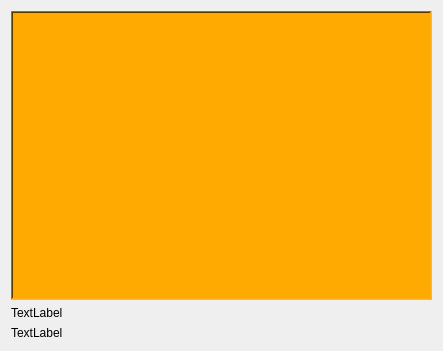
mavlink/qgroundcontrol, file src/ui/SlugsVideoCamControl.ui: the form before one commit.
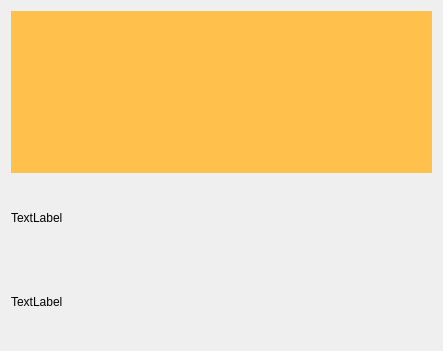
The form after the commit.

Commit message: Changed the dragging frame for a QWidget in the slugs camera control

What changed in the file:
```diff
--- a/src/ui/SlugsVideoCamControl.ui
+++ b/src/ui/SlugsVideoCamControl.ui
@@ -16,35 +16,20 @@
   <property name="windowTitle">
    <string>Form</string>
   </property>
-  <layout class="QGridLayout" name="gridLayout">
-   <item row="0" column="0">
-    <widget class="QGraphicsView" name="CamControlPanel_graphicsView">
+  <layout class="QVBoxLayout" name="verticalLayout_2">
+   <item>
+    <widget class="QWidget" name="widget" native="true">
      <property name="mouseTracking">
       <bool>true</bool>
      </property>
      <property name="styleSheet">
-      <string notr="true">background-color: rgb(255, 170, 0);</string>
-     </property>
-     <property name="frameShape">
-      <enum>QFrame::WinPanel</enum>
-     </property>
-     <property name="verticalScrollBarPolicy">
-      <enum>Qt::ScrollBarAlwaysOff</enum>
-     </property>
-     <property name="horizontalScrollBarPolicy">
-      <enum>Qt::ScrollBarAlwaysOff</enum>
-     </property>
-     <property name="sceneRect">
-      <rectf>
-       <x>0.000000000000000</x>
-       <y>0.000000000000000</y>
-       <width>200.000000000000000</width>
-       <height>200.000000000000000</height>
-      </rectf>
+      <string notr="true">background-color: rgb(255, 193, 76);</string>
      </property>
     </widget>
    </item>
-   <item row="1" column="0">
+   <item>
+    <layout class="QVBoxLayout" name="verticalLayout">
+     <item>
     <widget class="QLabel" name="label_y">
      <property name="mouseTracking">
       <bool>true</bool>
@@ -54,7 +39,7 @@
      </property>
     </widget>
    </item>
-   <item row="2" column="0">
+     <item>
     <widget class="QLabel" name="label_x">
      <property name="mouseTracking">
       <bool>true</bool>
@@ -63,6 +48,8 @@
       <string>TextLabel</string>
      </property>
     </widget>
+     </item>
+    </layout>
    </item>
   </layout>
  </widget>
```
Lines whose indentation alone changed are shown as unchanged. The commit also changes 2 other files.
